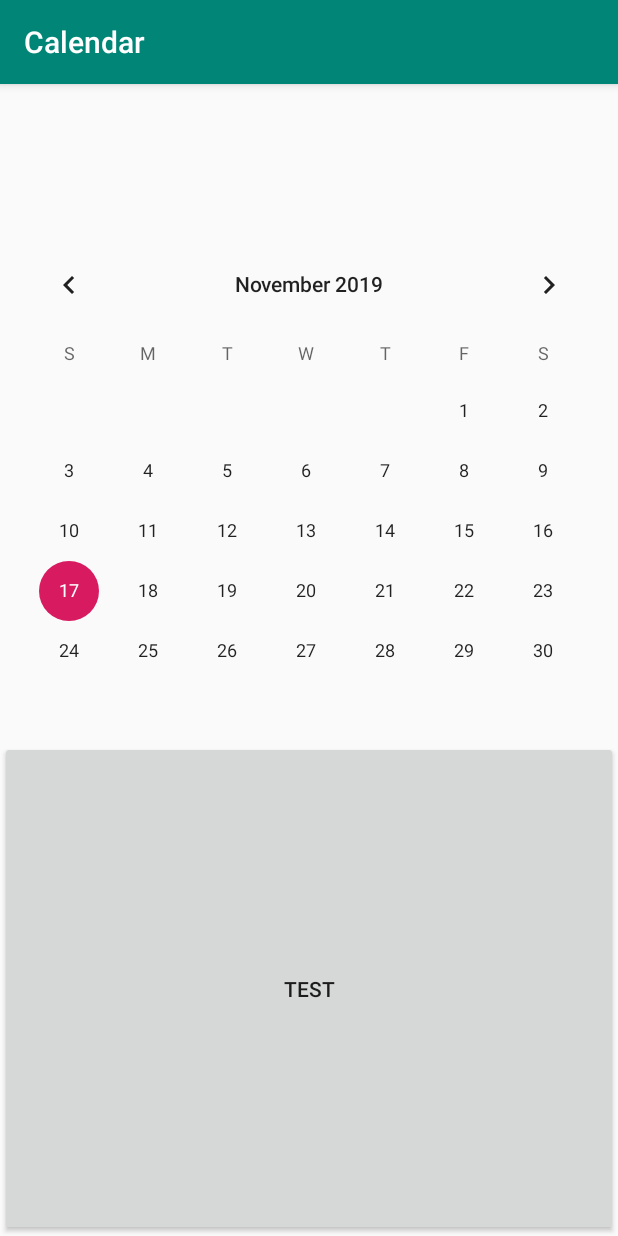
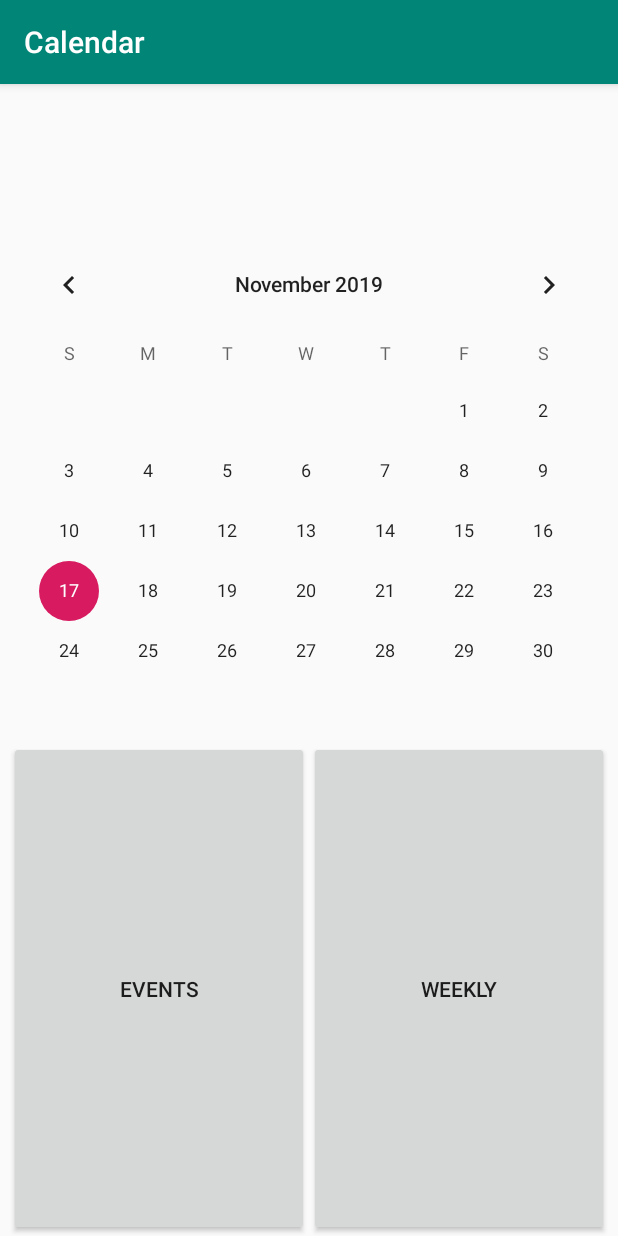
Before and after one commit to buntalan/3354-CodeKidz, an Android app: the screen it shows after launch (MainActivity), on a phone screen of 412 x 824 dp. Run offline under Robolectric (Android 15) with nearby library versions, the phone set to English and light mode, and no system bars.

Commit message:
Able to pass intent and info through intent, need to implement longClick -> ViewDaily and file i/o for events.

```diff
--- a/calendar/app/src/main/java/com/example/calendar/MainActivity.kt
+++ b/calendar/app/src/main/java/com/example/calendar/MainActivity.kt
@@ -4,12 +4,15 @@ import android.content.Intent
 import androidx.appcompat.app.AppCompatActivity
 import android.os.Bundle
 import android.view.View
+import android.view.View.OnClickListener
 import android.widget.*
 import com.example.calendar.ViewWeekly
 
 class MainActivity : AppCompatActivity(), View.OnLongClickListener {
-    var msg: String? = null;
-    var mButton: Button? = null;
+    var msg: String? = null
+    var mButtonEvent: Button? = null
+    var mButtonWeekly: Button? = null
+    var datePass: String? = null
 
     override fun onCreate(savedInstanceState: Bundle?) {
         super.onCreate(savedInstanceState)
@@ -21,24 +24,31 @@ class MainActivity : AppCompatActivity(), View.OnLongClickListener {
             msg = "Selected date is " + dayOfMonth + "/" + (month + 1) + "/" + year
             Toast.makeText(this@MainActivity, msg, Toast.LENGTH_SHORT).show()
         }
-        // Change activity to ViewWeekly on long press
-        calendarView.setOnLongClickListener {
-            Toast.makeText(this, "LongClick works!, ", Toast.LENGTH_SHORT).show()
-            val intent = Intent(this@MainActivity, ViewWeekly::class.java)
-            //intent.putExtra();
-            startActivity(intent)
 
-            true
-        }
-
-        mButton = findViewById(R.id.buttonTest) as Button
-        mButton!!.setOnClickListener {
-            val intent = Intent(this@MainActivity, ViewWeekly::class.java)
-            //intent.putExtra();
-            startActivity(intent)
+        mButtonEvent = findViewById(R.id.buttonEvent) as Button
+        mButtonEvent!!.setOnClickListener{
+            // Create EventActivity
+//            val intentEvent = Intent(this@MainActivity, ViewEvent::class.java)
+//            // Add possible intent data
+//            startActivity(intentEvent)
         }
 
 
+        mButtonWeekly = findViewById(R.id.buttonWeek) as Button
+        mButtonWeekly!!.setOnClickListener {
+            val intentWeekly = ViewWeekly.newIntent(this@MainActivity, calendarView.date)
+            startActivity(intentWeekly)
+        }
+
+//        // Change activity to ViewWeekly on long press
+//        mButtonWeekly!!.setOnLongClickListener {
+//            Toast.makeText(this, "LongClick works!, ", Toast.LENGTH_SHORT).show()
+//            val intent = Intent(this@MainActivity, ViewWeekly::class.java)
+//            //intent.putExtra();
+//            startActivity(intent)
+//
+//            true
+//        }
 
     }
 
--- a/calendar/app/src/main/res/layout/activity_main.xml
+++ b/calendar/app/src/main/res/layout/activity_main.xml
@@ -15,10 +15,24 @@
         android:layout_marginTop="100dp"
         />
 
-    <Button
+    <LinearLayout
         android:layout_width="match_parent"
         android:layout_height="match_parent"
-        android:id="@+id/buttonTest"
-        android:text="Test"/>
+        android:orientation="horizontal"
+        android:gravity= "center_horizontal"
+        >
+
+        <Button
+            android:id="@+id/buttonEvent"
+            android:layout_width="200dp"
+            android:layout_height="match_parent"
+            android:text="@string/textEvent" />
+
+        <Button
+            android:id="@+id/buttonWeek"
+            android:layout_width="200dp"
+            android:layout_height="match_parent"
+            android:text="@string/textWeek" />
+    </LinearLayout>
 
 </LinearLayout>
--- a/calendar/app/src/main/res/values/strings.xml
+++ b/calendar/app/src/main/res/values/strings.xml
@@ -1,4 +1,6 @@
 <resources>
     <string name="app_name">Calendar</string>
     <string name="title_activity_view_weekly">Weekly</string>
+    <string name="textEvent">Events</string>
+    <string name="textWeek">Weekly</string>
 </resources>
```
Also changed, not shown: calendar/app/src/main/java/com/example/calendar/ViewWeekly.java (+55 -3 lines), calendar/app/src/main/res/layout/activity_view_weekly.xml (+0 -20 lines).
